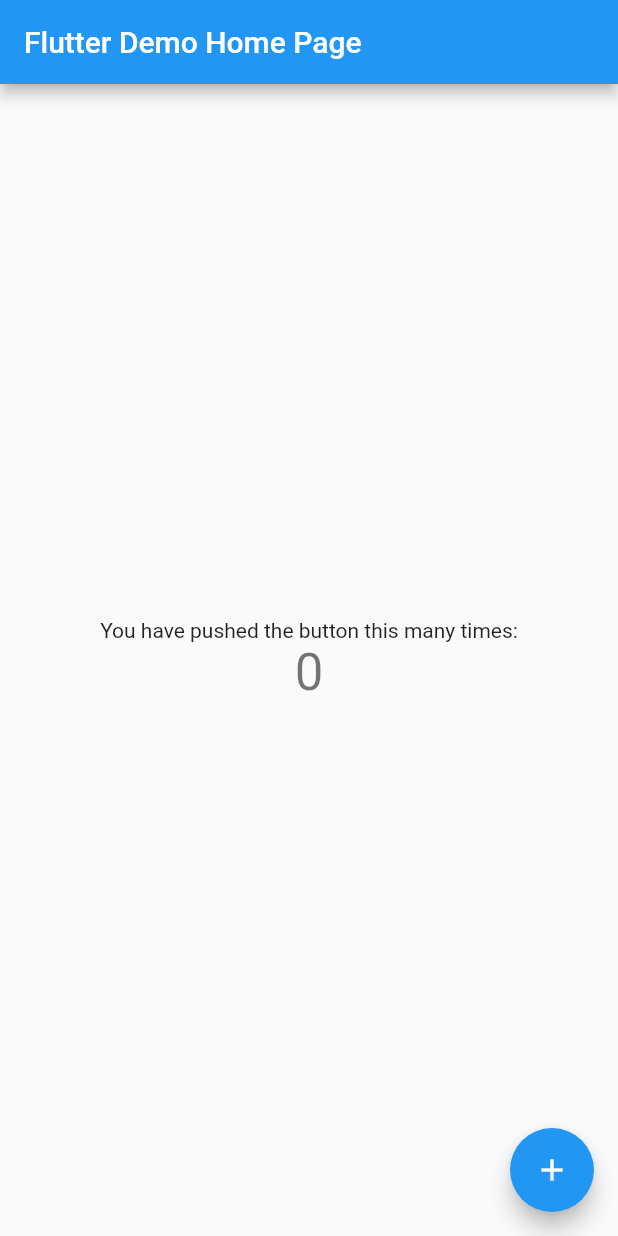
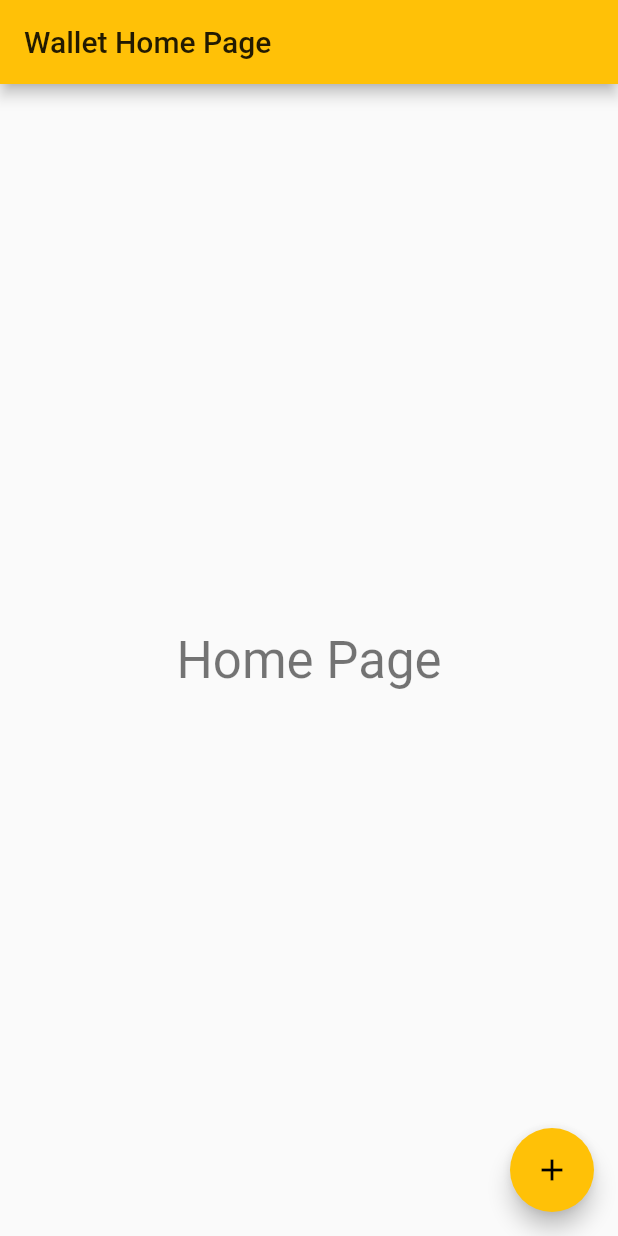
Before and after one commit to ocalvet/bitcoin-wallet, a Flutter app: the screen it shows after launch, on a phone screen of 412 x 824 dp. Run offline on Flutter 3.47's test engine with Material 2 defaults, Android fonts, the phone set to English and light mode, and no system bars.

Commit message:
Remove default look of counter app

```diff
--- a/btcwallet/lib/main.dart
+++ b/btcwallet/lib/main.dart
@@ -1,109 +1,42 @@
 import 'package:flutter/material.dart';
 
-void main() => runApp(MyApp());
+void main() => runApp(BTCWalletApp());
 
-class MyApp extends StatelessWidget {
+class BTCWalletApp extends StatelessWidget {
   // This widget is the root of your application.
   @override
   Widget build(BuildContext context) {
     return MaterialApp(
-      title: 'Flutter Demo',
+      title: 'BTC Wallet',
       theme: ThemeData(
-        // This is the theme of your application.
-        //
-        // Try running your application with "flutter run". You'll see the
-        // application has a blue toolbar. Then, without quitting the app, try
-        // changing the primarySwatch below to Colors.green and then invoke
-        // "hot reload" (press "r" in the console where you ran "flutter run",
-        // or simply save your changes to "hot reload" in a Flutter IDE).
-        // Notice that the counter didn't reset back to zero; the application
-        // is not restarted.
-        primarySwatch: Colors.blue,
+        primarySwatch: Colors.amber,
       ),
-      home: MyHomePage(title: 'Flutter Demo Home Page'),
+      home: HomePage(),
     );
   }
 }
 
-class MyHomePage extends StatefulWidget {
-  MyHomePage({Key key, this.title}) : super(key: key);
-
-  // This widget is the home page of your application. It is stateful, meaning
-  // that it has a State object (defined below) that contains fields that affect
-  // how it looks.
-
-  // This class is the configuration for the state. It holds the values (in this
-  // case the title) provided by the parent (in this case the App widget) and
-  // used by the build method of the State. Fields in a Widget subclass are
-  // always marked "final".
-
-  final String title;
-
-  @override
-  _MyHomePageState createState() => _MyHomePageState();
-}
-
-class _MyHomePageState extends State<MyHomePage> {
-  int _counter = 0;
-
-  void _incrementCounter() {
-    setState(() {
-      // This call to setState tells the Flutter framework that something has
-      // changed in this State, which causes it to rerun the build method below
-      // so that the display can reflect the updated values. If we changed
-      // _counter without calling setState(), then the build method would not be
-      // called again, and so nothing would appear to happen.
-      _counter++;
-    });
-  }
-
+class HomePage extends StatelessWidget {
   @override
   Widget build(BuildContext context) {
-    // This method is rerun every time setState is called, for instance as done
-    // by the _incrementCounter method above.
-    //
-    // The Flutter framework has been optimized to make rerunning build methods
-    // fast, so that you can just rebuild anything that needs updating rather
-    // than having to individually change instances of widgets.
     return Scaffold(
       appBar: AppBar(
-        // Here we take the value from the MyHomePage object that was created by
-        // the App.build method, and use it to set our appbar title.
-        title: Text(widget.title),
+        title: Text('Wallet Home Page'),
       ),
       body: Center(
-        // Center is a layout widget. It takes a single child and positions it
-        // in the middle of the parent.
         child: Column(
-          // Column is also layout widget. It takes a list of children and
-          // arranges them vertically. By default, it sizes itself to fit its
-          // children horizontally, and tries to be as tall as its parent.
-          //
-          // Invoke "debug painting" (press "p" in the console, choose the
-          // "Toggle Debug Paint" action from the Flutter Inspector in Android
-          // Studio, or the "Toggle Debug Paint" command in Visual Studio Code)
-          // to see the wireframe for each widget.
-          //
-          // Column has various properties to control how it sizes itself and
-          // how it positions its children. Here we use mainAxisAlignment to
-          // center the children vertically; the main axis here is the vertical
-          // axis because Columns are vertical (the cross axis would be
-          // horizontal).
           mainAxisAlignment: MainAxisAlignment.center,
           children: <Widget>[
             Text(
-              'You have pushed the button this many times:',
-            ),
-            Text(
-              '$_counter',
+              'Home Page',
               style: Theme.of(context).textTheme.display1,
             ),
           ],
         ),
       ),
       floatingActionButton: FloatingActionButton(
-        onPressed: _incrementCounter,
-        tooltip: 'Increment',
+        onPressed: () {},
+        tooltip: 'Not sure yet',
         child: Icon(Icons.add),
       ), // This trailing comma makes auto-formatting nicer for build methods.
     );
```
Also changed, not shown: 2 other files.
